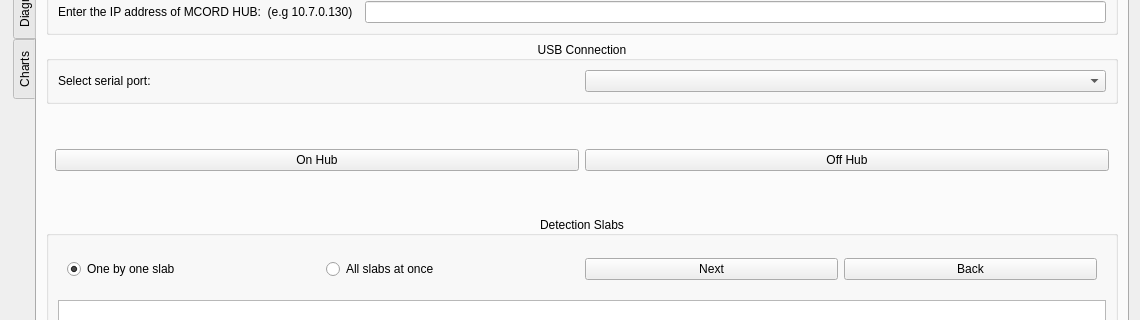
Old version of the form widget.ui in the repository MichalRK19780524/MCORD_GUI_CPP; both pictures show x 0 to 1140 and y 137 to 457 of the 1140 by 857 pixel window.
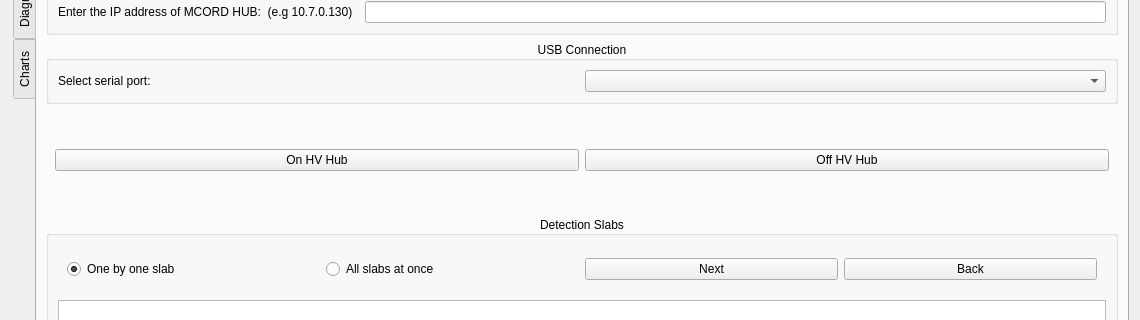
New version of the form.

What changed in the file:
```diff
--- a/widget.ui
+++ b/widget.ui
@@ -161,14 +161,14 @@
             <item>
              <widget class="QPushButton" name="pushButtonHubOn">
               <property name="text">
-               <string>On Hub</string>
+               <string>On HV Hub</string>
               </property>
              </widget>
             </item>
             <item>
              <widget class="QPushButton" name="pushButtonHubOff">
               <property name="text">
-               <string>Off Hub</string>
+               <string>Off HV Hub</string>
               </property>
              </widget>
             </item>
```
